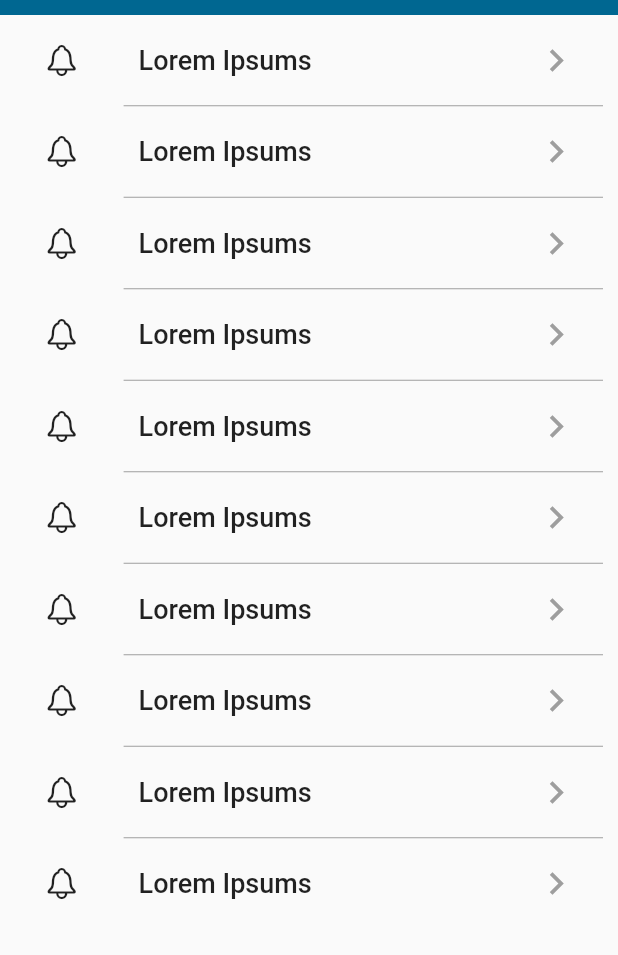
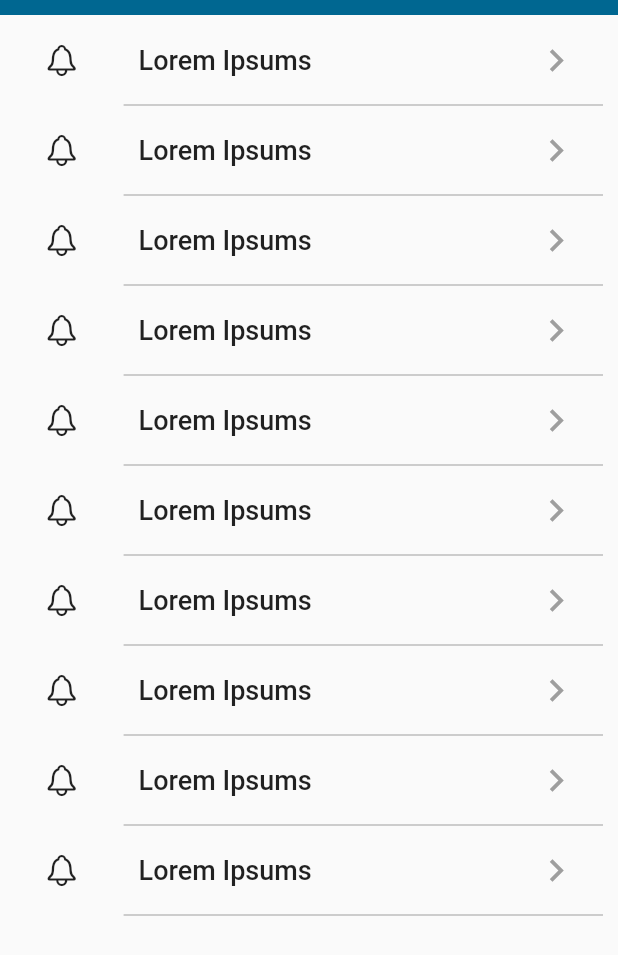
Before and after one commit to anupin/home_exercise, a Flutter app: the NotificationsPage screen opened directly, on a phone screen of 412 x 824 dp. Shown: the top 955 px of the screen. Run offline on Flutter 3.47's test engine with Material 2 defaults, Android fonts, the phone set to English and light mode, and no system bars; our stand-ins replace persistent_bottom_nav_bar, rxdart; missing offline and left inert: clippy_flutter.

Commit message:
Change ListView to SilverList

```diff
--- a/lib/interface/mobile/pages/home/notifications_page.dart
+++ b/lib/interface/mobile/pages/home/notifications_page.dart
@@ -55,13 +55,11 @@ class _NotificationsPageState extends State<NotificationsPage> {
                                 case ConnectionState.none:
                                 case ConnectionState.active:
                                 case ConnectionState.done:
-                                  widget = MediaQuery.removePadding(
-                                    removeTop: true,
-                                    context: context,
-                                    child: ListView.separated(
-                                      itemCount: notificationsSnapshot.data.length,
-                                      scrollDirection: Axis.vertical,
-                                      itemBuilder: (context, index){
+
+                                  widget = CustomScrollView(slivers: [
+                                    SliverList(
+                                      delegate: SliverChildBuilderDelegate(
+                                            (context, index){
                                           NotificationModel notification = notificationsSnapshot.data.elementAt(index);
                                           return InkWell(
                                             onTap: (){
@@ -70,15 +68,10 @@ class _NotificationsPageState extends State<NotificationsPage> {
                                             child: NotificationListItemWidget(notification),
                                           );
                                         },
-                                      separatorBuilder: (BuildContext context, int index) => Padding(
-                                        padding: EdgeInsets.only(left: SizeConfig.blockSizeHorizontal * 20, right: 10.0), ///Padding 20% of the screen width on left and 10 on right
-                                        child: Divider(
-                                          color: Colors.grey,
-                                          height: 1.0,
+                                        childCount: notificationsSnapshot.data.length,
                                       ),
                                     ),
-                                    ),
-                                  );
+                                  ]);
                                   break;
                               }
                               //usersBloc.getUsers();
--- a/lib/interface/mobile/widgets/notification_list_item_widget.dart
+++ b/lib/interface/mobile/widgets/notification_list_item_widget.dart
@@ -27,7 +27,9 @@ class _NotificationListItemWidgetState extends State<NotificationListItemWidget>
     ///Init sizeConfig
     SizeConfig().init(context);
 
-    return Container(
+    return Column(
+      children: [
+        Container(
           height: 60, ///Item size
           width: SizeConfig.screenWidth, ///Screen width
           //color: Colors.blue,
@@ -84,6 +86,15 @@ class _NotificationListItemWidgetState extends State<NotificationListItemWidget>
               ),
             ],
           ),
+        ),
+        Padding(
+          padding: EdgeInsets.only(left: SizeConfig.blockSizeHorizontal * 20, right: 10.0), ///Padding 20% of the screen width on left and 10 on right
+          child: Divider(
+            color: Colors.grey,
+            height: 0.0,
+          ),
+        )
+      ],
     );
   }
 }
```
Also changed, not shown: lib/interface/mobile/pages/home/customers_page.dart (+13 -22 lines), lib/interface/mobile/widgets/order_list_item_widget.dart (+12 -1 lines). Lines whose indentation alone changed are shown as unchanged.
